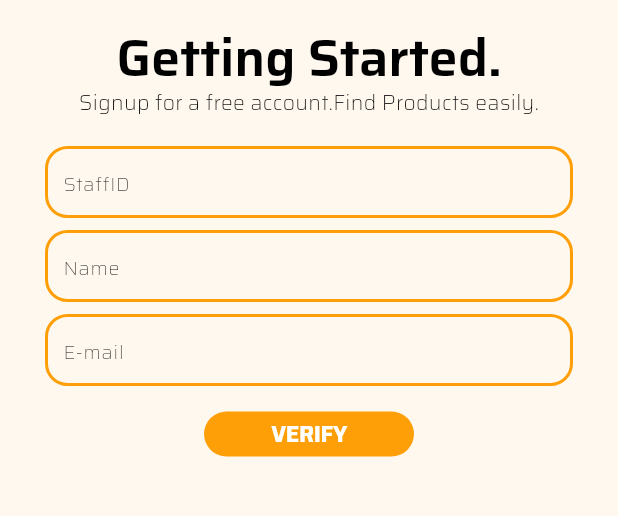
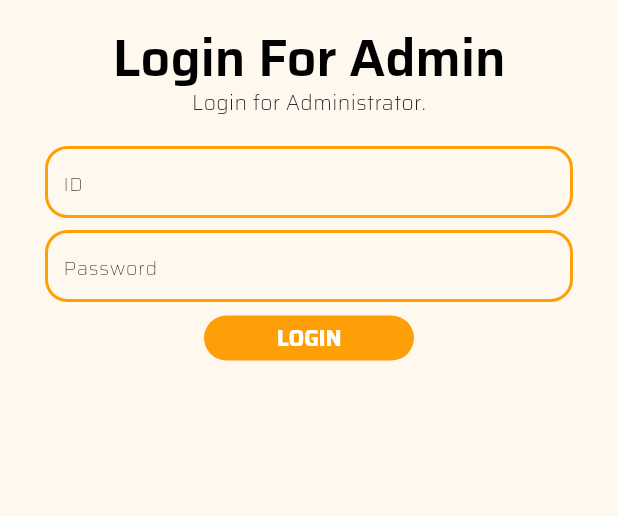
Before and after one commit to sreeharijinuraj/ChatPLS, a Flutter app: the screen it shows after launch, on a phone screen of 412 x 824 dp, the part 463-979 px from its top. Run offline on Flutter 3.47's test engine with Material 3 defaults, Android fonts, the light colour scheme and no system bars; our stand-ins replace google_fonts.

Commit message:
NOW CREATED THE LOGIN PAGES FOR ADMIN AND STAFF AND CONTACT ADMIN PAGE IF ID DOESNT EXISITS IN DATABASE AND SET PASSWORD SCREEN TOO.

```diff
--- a/lib/main.dart
+++ b/lib/main.dart
@@ -1,5 +1,9 @@
 import 'package:flutter/material.dart';
 import 'package:google_fonts/google_fonts.dart';
+import 'package:myapp/screens/contactAdmin_screen.dart';
+import 'package:myapp/screens/login_forAdmin_screen.dart';
+import 'package:myapp/screens/login_forStaffs_screen.dart';
+import 'package:myapp/screens/setPassword_forStaffs_screen.dart';
 //import 'package:myapp/screens/home_screen_wl.dart';
 import 'package:myapp/screens/signup_forStaffs_screen.dart';
 //import 'package:myapp/screens/splash_screen.dart';
@@ -49,7 +53,7 @@ class MyApp extends StatelessWidget {
           ),
         useMaterial3: true,
       ),
-      home: const SignupForstaffsScreen(),
+      home: const LoginForadminScreen(),
     );
   }
 }
--- /dev/null
+++ b/lib/screens/login_forAdmin_screen.dart
@@ -0,0 +1,177 @@
+import 'package:flutter/material.dart';
+import 'package:myapp/widgets/AppBar_1.dart';
+
+class LoginForadminScreen extends StatelessWidget {
+  const LoginForadminScreen({super.key});
+
+  @override
+  Widget build(BuildContext context) {
+    return Scaffold(
+      appBar: const Appbar1(),
+      body: Container(
+        child: Stack(
+          children: [
+            Positioned(
+                top: 50,
+                left: 0,
+                right: 0,
+                child: Container(
+                  width: 160,
+                  height: 160,
+                  decoration: BoxDecoration(
+                      image: DecorationImage(
+                          image: AssetImage('assets/images/CHATPLSLOGO2.png'))),
+                )),
+            Positioned(
+                top: 210,
+                left: 0,
+                right: 0,
+                child: SizedBox(
+                    width: 300,
+                    height: 60,
+                    child: Center(
+                      child: Text.rich(
+                        TextSpan(children: [
+                          TextSpan(
+                              text: "Chat",
+                              style: Theme.of(context)
+                                  .textTheme
+                                  .displayLarge!
+                                  .copyWith(color: Color(0xFFFF9F07))),
+                          TextSpan(
+                              text: "PLS",
+                              style: Theme.of(context)
+                                  .textTheme
+                                  .displayLarge!
+                                  .copyWith(color: Color(0xFFE6AC11)))
+                        ]),
+                      ),
+                    ))),
+            Positioned(
+                top: 290,
+                left: 0,
+                right: 0,
+                child: SizedBox(
+                  width: 340,
+                  height: 50,
+                  child: Text(
+                    "Login For Admin",
+                    style: Theme.of(context).textTheme.displayLarge!.copyWith(),
+                    textAlign: TextAlign.center,
+                  ),
+                )),
+            Positioned(
+                top: 320,
+                left: 0,
+                right: 0,
+                child: SizedBox(
+                  width: 340,
+                  height: 50,
+                  child: Text(
+                    "Login for Administrator.",
+                    style: Theme.of(context)
+                        .textTheme
+                        .bodyMedium!
+                        .copyWith(fontSize: 14),
+                    textAlign: TextAlign.center,
+                  ),
+                )),
+            Positioned(
+              top: 350,
+              left: 0,
+              right: 0,
+              child: Padding(
+                padding: const EdgeInsets.symmetric(horizontal: 30),
+                child: Column(
+                  mainAxisAlignment: MainAxisAlignment.center,
+                  children: [
+                    TextFormField(
+                      decoration: InputDecoration(
+                          hintText: "ID",
+                          hintStyle: TextStyle(
+                            color: Colors.black,
+                            fontSize: 13,
+                            fontFamily: 'Saira',
+                            fontWeight: FontWeight.w100,
+                            height: 0.31,
+                          ),
+                          contentPadding: const EdgeInsets.symmetric(
+                            vertical: 6,
+                            horizontal: 8,
+                          ),
+                          enabledBorder: OutlineInputBorder(
+                              borderSide: BorderSide(
+                                  color: Color(0xFFFF9F07), width: 2),
+                              borderRadius: BorderRadius.circular(15)),
+                          focusedBorder: OutlineInputBorder(
+                            borderSide: const BorderSide(
+                                color: Color(0xFFFF9F07), width: 2.5),
+                            borderRadius:
+                                BorderRadius.circular(15), // Rounded corners
+                          )),
+                    ),
+                    const SizedBox(height: 8),
+                    TextFormField(
+                      decoration: InputDecoration(
+                          hintText: "Password",
+                          hintStyle: TextStyle(
+                            color: Colors.black,
+                            fontSize: 13,
+                            fontFamily: 'Saira',
+                            fontWeight: FontWeight.w100,
+                            height: 0.31,
+                          ),
+                          contentPadding: const EdgeInsets.symmetric(
+                            vertical: 6,
+                            horizontal: 8,
+                          ),
+                          enabledBorder: OutlineInputBorder(
+                              borderSide: BorderSide(
+                                  color: Color(0xFFFF9F07), width: 2),
+                              borderRadius: BorderRadius.circular(15)),
+                          focusedBorder: OutlineInputBorder(
+                            borderSide: const BorderSide(
+                                color: Color(0xFFFF9F07), width: 2.5),
+                            borderRadius:
+                                BorderRadius.circular(15), // Rounded corners
+                          )),
+                    ),
+                    TextButton(
+                        onPressed: () {
+                          print("SINGUP button clicked");
+                        },
+                        child: Container(
+                          width: 140,
+                          height: 30,
+                          decoration: ShapeDecoration(
+                              shape: RoundedRectangleBorder(
+                                  borderRadius: BorderRadius.circular(20)),
+                              color: Color(0xFFFF9F07)),
+                          //color: Color(0xFFF9ECC8),
+                          child: Center(
+                            child: Text(
+                              textAlign: TextAlign.center,
+                              "LOGIN",
+                              style: Theme.of(context)
+                                  .textTheme
+                                  .displayLarge!
+                                  .copyWith(
+                                    color: Colors.white,
+                                    fontSize: 15,
+                                    fontFamily: 'Saira',
+                                    fontWeight: FontWeight.w700,
+                                    height: 0.31,
+                                  ),
+                            ),
+                          ),
+                        )),
+                  ],
+                ),
+              ),
+            )
+          ],
+        ),
+      ),
+    );
+  }
+}
```
Also changed, not shown: lib/screens/contactAdmin_screen.dart (added, +128 -0 lines), lib/screens/login_forStaffs_screen.dart (added, +178 -0 lines), lib/screens/setPassword_forStaffs_screen.dart (added, +175 -0 lines).
